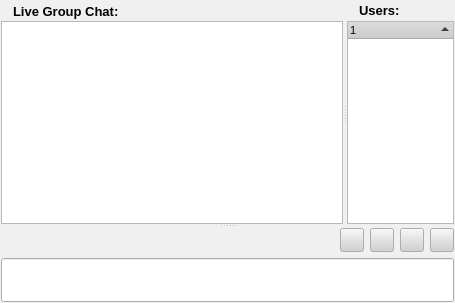
The window that retroshare-gui/src/gui/ChatDialog.ui (RetroShare/RetroShare) describes before a commit, drawn with Qt 5.
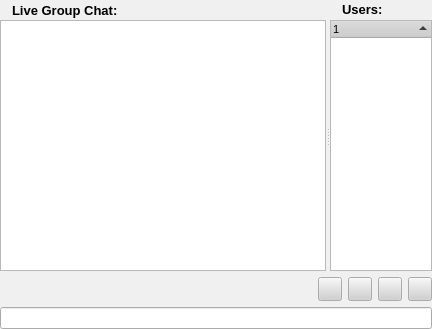
The same window after the commit. Icons and pictures are not drawn.

Commit message: fixed Group Chats Chat Dialog with little changes for a basic formating

What changed in the file:
```diff
--- a/retroshare-gui/src/gui/ChatDialog.ui
+++ b/retroshare-gui/src/gui/ChatDialog.ui
@@ -5,14 +5,12 @@
    <rect>
     <x>0</x>
     <y>0</y>
-    <width>455</width>
-    <height>303</height>
+    <width>432</width>
+    <height>329</height>
    </rect>
   </property>
   <property name="sizePolicy" >
-   <sizepolicy>
-    <hsizetype>7</hsizetype>
-    <vsizetype>7</vsizetype>
+   <sizepolicy vsizetype="Expanding" hsizetype="Expanding" >
     <horstretch>0</horstretch>
     <verstretch>0</verstretch>
    </sizepolicy>
@@ -507,17 +505,19 @@
    <iconset/>
   </property>
   <layout class="QGridLayout" >
-   <property name="margin" >
-    <number>1</number>
+   <property name="leftMargin" >
+    <number>0</number>
    </property>
-   <property name="spacing" >
-    <number>1</number>
+   <property name="topMargin" >
+    <number>0</number>
+   </property>
+   <property name="rightMargin" >
+    <number>0</number>
+   </property>
+   <property name="bottomMargin" >
+    <number>0</number>
    </property>
    <item row="0" column="0" >
-    <widget class="QSplitter" name="splitter_2" >
-     <property name="orientation" >
-      <enum>Qt::Vertical</enum>
-     </property>
      <widget class="QSplitter" name="splitter" >
       <property name="orientation" >
        <enum>Qt::Horizontal</enum>
@@ -527,7 +527,19 @@
         <property name="margin" >
          <number>0</number>
         </property>
-        <property name="spacing" >
+       <property name="topMargin" >
+        <number>0</number>
+       </property>
+       <property name="rightMargin" >
+        <number>0</number>
+       </property>
+       <property name="bottomMargin" >
+        <number>0</number>
+       </property>
+       <property name="horizontalSpacing" >
+        <number>0</number>
+       </property>
+       <property name="verticalSpacing" >
          <number>0</number>
         </property>
         <item row="0" column="0" >
@@ -535,7 +547,19 @@
           <property name="margin" >
            <number>0</number>
           </property>
-          <property name="spacing" >
+         <property name="topMargin" >
+          <number>0</number>
+         </property>
+         <property name="rightMargin" >
+          <number>0</number>
+         </property>
+         <property name="bottomMargin" >
+          <number>0</number>
+         </property>
+         <property name="horizontalSpacing" >
+          <number>6</number>
+         </property>
+         <property name="verticalSpacing" >
            <number>6</number>
           </property>
           <item row="0" column="1" >
@@ -556,7 +580,19 @@
             <property name="margin" >
              <number>0</number>
             </property>
-            <property name="spacing" >
+           <property name="topMargin" >
+            <number>0</number>
+           </property>
+           <property name="rightMargin" >
+            <number>0</number>
+           </property>
+           <property name="bottomMargin" >
+            <number>0</number>
+           </property>
+           <property name="horizontalSpacing" >
+            <number>6</number>
+           </property>
+           <property name="verticalSpacing" >
              <number>6</number>
             </property>
             <item row="0" column="0" >
@@ -590,9 +626,7 @@
         <item row="1" column="0" >
          <widget class="QTextBrowser" name="msgText" >
           <property name="sizePolicy" >
-           <sizepolicy>
-            <hsizetype>7</hsizetype>
-            <vsizetype>3</vsizetype>
+          <sizepolicy vsizetype="MinimumExpanding" hsizetype="Expanding" >
             <horstretch>0</horstretch>
             <verstretch>0</verstretch>
            </sizepolicy>
@@ -612,7 +646,19 @@
         <property name="margin" >
          <number>0</number>
         </property>
-        <property name="spacing" >
+       <property name="topMargin" >
+        <number>0</number>
+       </property>
+       <property name="rightMargin" >
+        <number>0</number>
+       </property>
+       <property name="bottomMargin" >
+        <number>0</number>
+       </property>
+       <property name="horizontalSpacing" >
+        <number>0</number>
+       </property>
+       <property name="verticalSpacing" >
          <number>0</number>
         </property>
         <item row="0" column="0" >
@@ -620,7 +666,19 @@
           <property name="margin" >
            <number>0</number>
           </property>
-          <property name="spacing" >
+         <property name="topMargin" >
+          <number>0</number>
+         </property>
+         <property name="rightMargin" >
+          <number>0</number>
+         </property>
+         <property name="bottomMargin" >
+          <number>0</number>
+         </property>
+         <property name="horizontalSpacing" >
+          <number>6</number>
+         </property>
+         <property name="verticalSpacing" >
            <number>6</number>
           </property>
           <item row="0" column="1" >
@@ -644,15 +702,25 @@
             <property name="margin" >
              <number>0</number>
             </property>
-            <property name="spacing" >
+           <property name="topMargin" >
+            <number>0</number>
+           </property>
+           <property name="rightMargin" >
+            <number>0</number>
+           </property>
+           <property name="bottomMargin" >
+            <number>0</number>
+           </property>
+           <property name="horizontalSpacing" >
+            <number>6</number>
+           </property>
+           <property name="verticalSpacing" >
              <number>6</number>
             </property>
             <item row="0" column="1" >
              <widget class="QLabel" name="label_14" >
               <property name="sizePolicy" >
-               <sizepolicy>
-                <hsizetype>5</hsizetype>
-                <vsizetype>0</vsizetype>
+              <sizepolicy vsizetype="Fixed" hsizetype="Preferred" >
                 <horstretch>0</horstretch>
                 <verstretch>0</verstretch>
                </sizepolicy>
@@ -686,9 +754,7 @@
         <item row="1" column="0" >
          <widget class="QTreeWidget" name="msgSendList" >
           <property name="sizePolicy" >
-           <sizepolicy>
-            <hsizetype>13</hsizetype>
-            <vsizetype>13</vsizetype>
+          <sizepolicy vsizetype="Ignored" hsizetype="Ignored" >
             <horstretch>0</horstretch>
             <verstretch>0</verstretch>
            </sizepolicy>
@@ -705,12 +771,18 @@
           <property name="sortingEnabled" >
            <bool>true</bool>
           </property>
+         <column>
+          <property name="text" >
+           <string>1</string>
+          </property>
+         </column>
          </widget>
         </item>
        </layout>
       </widget>
      </widget>
-     <widget class="QWidget" name="layoutWidget" >
+   </item>
+   <item row="1" column="0" >
       <layout class="QVBoxLayout" >
        <property name="margin" >
         <number>0</number>
@@ -723,7 +795,19 @@
          <property name="margin" >
           <number>0</number>
          </property>
-         <property name="spacing" >
+       <property name="topMargin" >
+        <number>0</number>
+       </property>
+       <property name="rightMargin" >
+        <number>0</number>
+       </property>
+       <property name="bottomMargin" >
+        <number>0</number>
+       </property>
+       <property name="horizontalSpacing" >
+        <number>6</number>
+       </property>
+       <property name="verticalSpacing" >
           <number>6</number>
          </property>
          <item row="0" column="0" >
@@ -760,7 +844,7 @@
             <iconset resource="images.qrc" >:/images/edit-underline.png</iconset>
            </property>
            <property name="checkable" >
-            <bool>true</bool>
+          <bool>false</bool>
            </property>
           </widget>
          </item>
@@ -785,7 +869,7 @@
             <iconset resource="images.qrc" >:/images/edit-italic.png</iconset>
            </property>
            <property name="checkable" >
-            <bool>true</bool>
+          <bool>false</bool>
            </property>
           </widget>
          </item>
@@ -810,7 +894,7 @@
             <iconset resource="images.qrc" >:/images/edit-bold.png</iconset>
            </property>
            <property name="checkable" >
-            <bool>true</bool>
+          <bool>false</bool>
            </property>
           </widget>
          </item>
@@ -838,9 +922,7 @@
        <item>
         <widget class="QLineEdit" name="lineEdit" >
          <property name="sizePolicy" >
-          <sizepolicy>
-           <hsizetype>7</hsizetype>
-           <vsizetype>3</vsizetype>
+        <sizepolicy vsizetype="Fixed" hsizetype="Expanding" >
            <horstretch>0</horstretch>
            <verstretch>0</verstretch>
           </sizepolicy>
@@ -848,7 +930,7 @@
          <property name="minimumSize" >
           <size>
            <width>0</width>
-           <height>40</height>
+         <height>0</height>
           </size>
          </property>
          <property name="font" >
@@ -859,8 +941,6 @@
         </widget>
        </item>
       </layout>
-     </widget>
-    </widget>
    </item>
   </layout>
  </widget>
```
Left out of the diff: 29 changed lines with no effect on the pictures. Lines whose indentation alone changed are shown as unchanged. The commit also changes 2 other files.
